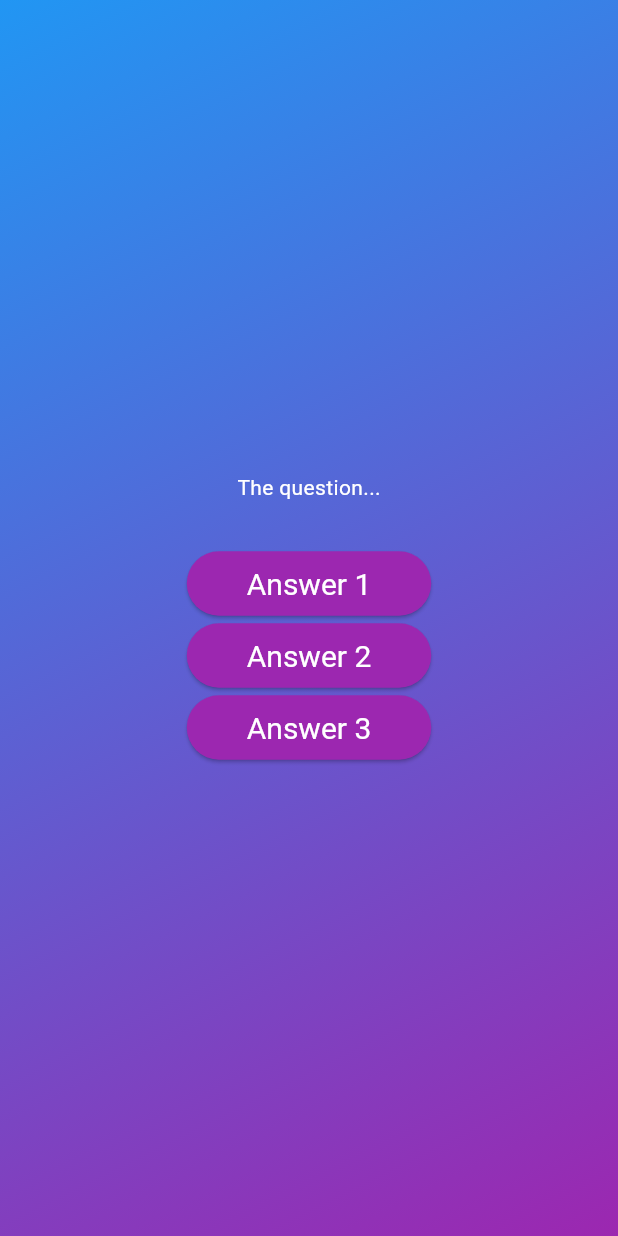
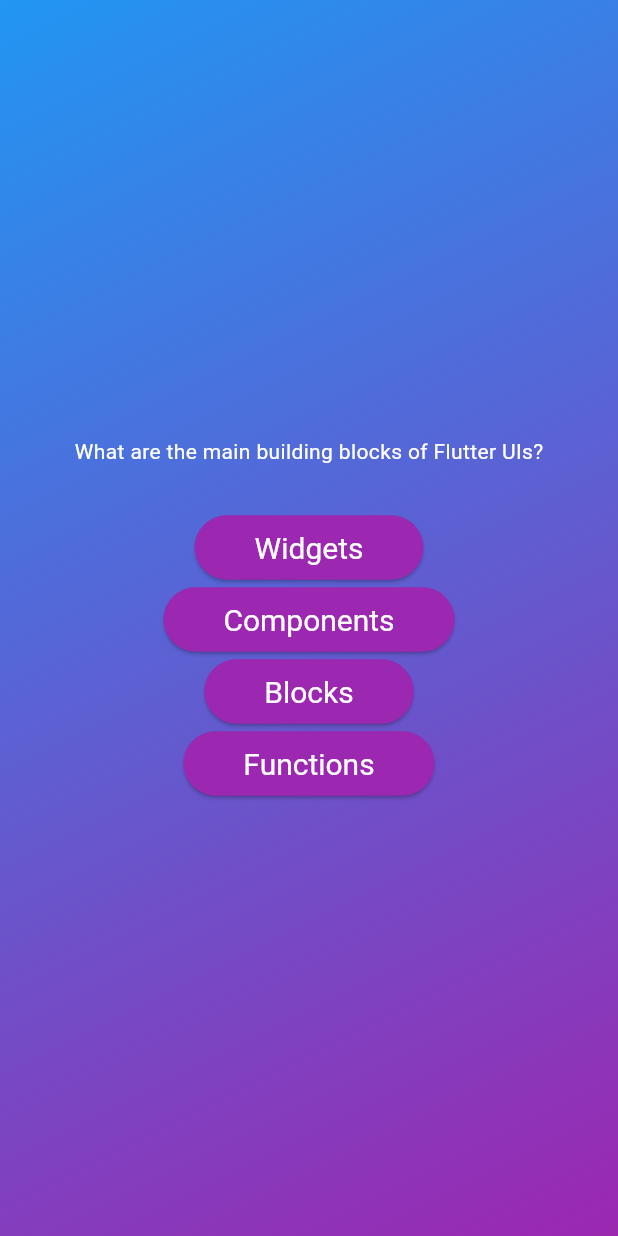
Before and after one commit to m0rb1u5/quiz-app, a Flutter app: the screen it shows after launch, after a tap on "Start Quiz", on a phone screen of 412 x 824 dp. Run offline on Flutter 3.47's test engine with Material 3 defaults, Android fonts, the phone set to English and light mode, and no system bars.

Commit message:
69. Accessing List Elements & Objects Properties

```diff
--- a/lib/questions_screen.dart
+++ b/lib/questions_screen.dart
@@ -1,5 +1,7 @@
 import 'package:flutter/material.dart';
 import 'package:quiz_app/answer_button.dart';
+import 'package:quiz_app/data/questions.dart';
+import 'package:quiz_app/models/quiz_question.dart';
 
 class QuestionsScreen extends StatefulWidget {
   const QuestionsScreen({super.key});
@@ -13,28 +15,34 @@ class QuestionsScreen extends StatefulWidget {
 class _QuestionsScreenState extends State<QuestionsScreen> {
   @override
   Widget build(BuildContext context) {
+    final QuizQuestion currentQuestion = questions.first;
+
     return SizedBox(
       width: double.infinity,
       child: Column(
         mainAxisAlignment: MainAxisAlignment.center,
         children: [
-          const Text(
-            "The question...",
-            style: TextStyle(color: Colors.white),
+          Text(
+            currentQuestion.text,
+            style: const TextStyle(color: Colors.white),
           ),
           const SizedBox(
             height: 30,
           ),
           AnswerButton(
-            answerText: 'Answer 1',
+            answerText: currentQuestion.answers[0],
             onTap: () {},
           ),
           AnswerButton(
-            answerText: 'Answer 2',
+            answerText: currentQuestion.answers[1],
             onTap: () {},
           ),
           AnswerButton(
-            answerText: 'Answer 3',
+            answerText: currentQuestion.answers[2],
+            onTap: () {},
+          ),
+          AnswerButton(
+            answerText: currentQuestion.answers[3],
             onTap: () {},
           ),
         ],
```
